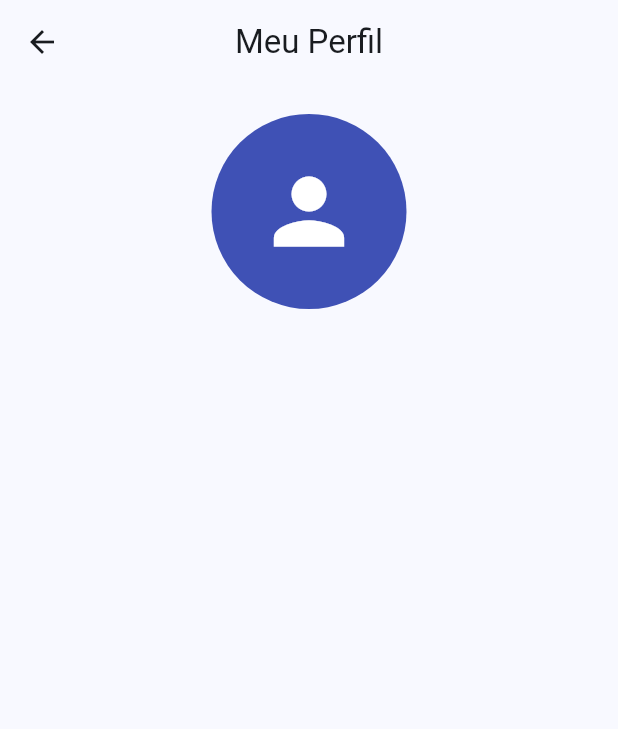
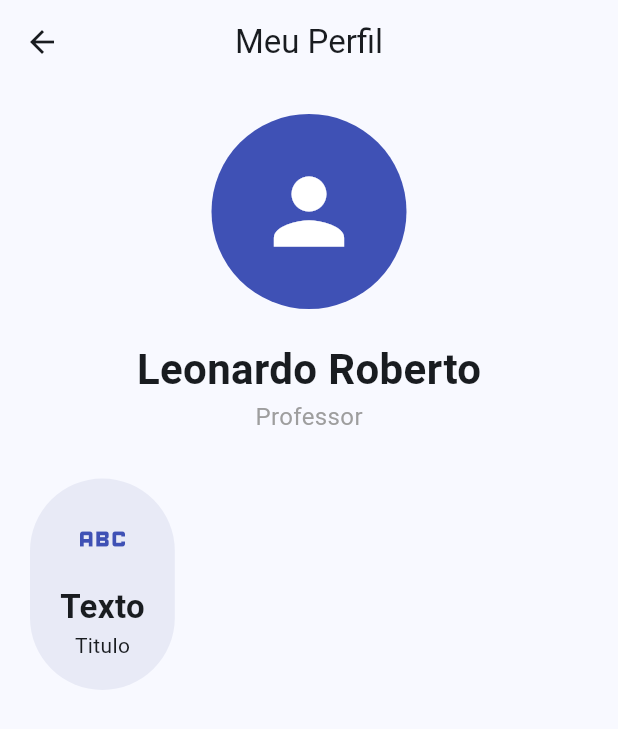
Before and after one commit to leonardocandido-cmyk/programacao-mobile, a Flutter app: the Aula03 screen opened by its route, on a phone screen of 412 x 824 dp. Shown: the top 729 px of the screen. Run offline on Flutter 3.47's test engine with Material 3 defaults, Android fonts, the phone set to English and light mode, and no system bars.

Commit message:
Sequência da aula 03

```diff
--- a/lib/paginas/aula03.dart
+++ b/lib/paginas/aula03.dart
@@ -17,7 +17,7 @@ class Aula03 extends StatelessWidget {
         // Precisamos do container para aplicar alinhamento de forma correta
         child: Container(
           width: double.infinity,
-          child: const Column(
+          child: Column(
             mainAxisSize: MainAxisSize.max,
             // Alinhando ao centro
             mainAxisAlignment: MainAxisAlignment.center,
@@ -33,6 +33,52 @@ class Aula03 extends StatelessWidget {
                   size: 70,
                 ),
               ),
+              SizedBox(height: 20),
+              Text(
+                "Leonardo Roberto",
+                style: TextStyle(
+                  fontSize: 28,
+                  fontWeight: FontWeight.bold,
+                ),
+              ),
+              Text(
+                "Professor",
+                style: TextStyle(
+                  fontSize: 16,
+                  color: Colors.grey,
+                ),
+              ),
+              const SizedBox(height: 30),
+              // Dispor elementos em linha
+              Row(
+                children: [
+                  Container(
+                    padding: EdgeInsets.all(20),
+                    decoration: BoxDecoration(
+                      color: Colors.indigo.shade50,
+                      borderRadius: BorderRadius.circular(50),
+                    ),
+                    child: const Column(
+                      children: [
+                        Icon(
+                          Icons.abc,
+                          size: 40,
+                          color: Colors.indigo,
+                        ),
+                        const SizedBox(height: 10),
+                        Text(
+                          "Texto",
+                          style: TextStyle(
+                            fontSize: 22,
+                            fontWeight: FontWeight.bold,
+                          ),
+                        ),
+                        Text("Titulo"),
+                      ],
+                    ),
+                  ),
+                ],
+              ),
             ],
           ),
         ),
```
